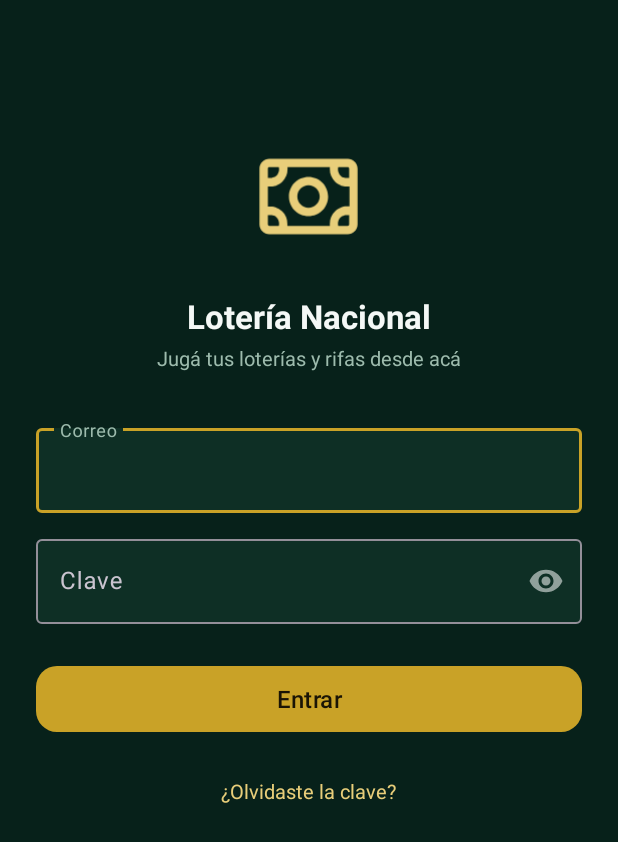
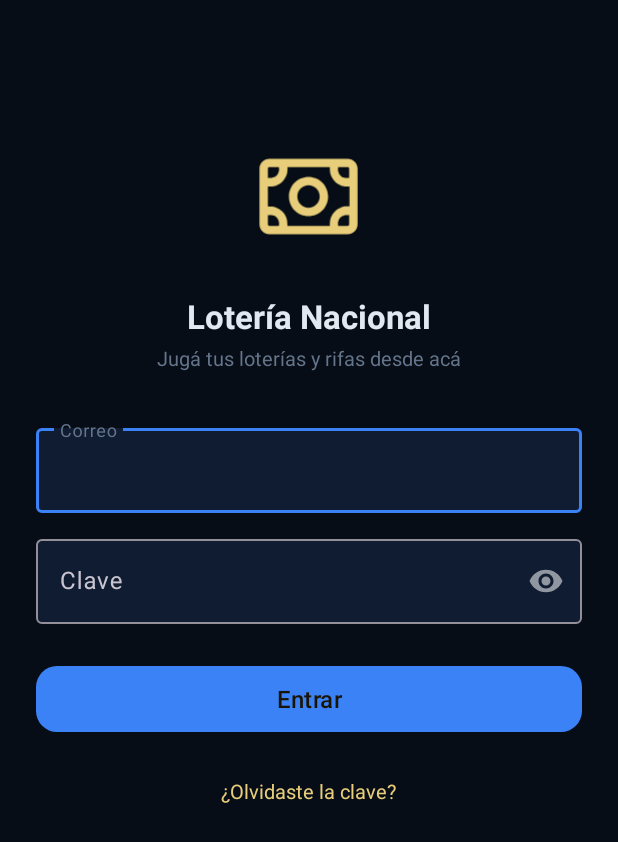
Before and after one commit to pcaravaca/loteria-nacional-android, an Android app: the screen it shows after launch (LoginActivity), on a phone screen of 412 x 824 dp. Shown: the top 842 px of the screen. Run offline under Robolectric (Android 15) with nearby library versions, the phone set to English and light mode, and no system bars.

Commit message:
paleta azul noche en la app (fondo, superficie y acento)
Cambia el chrome nativo de esmeralda/dorado a azul noche (#070d16 /
#0f1c31 / #3b82f6). No queda ningun color viejo hardcodeado: todos los
layouts y el tema referencian los recursos.

```diff
--- a/app/src/main/res/values/colors.xml
+++ b/app/src/main/res/values/colors.xml
@@ -1,13 +1,13 @@
 <resources>
-    <color name="lot_bg">#07211A</color>
-    <color name="lot_surface">#0E2F25</color>
-    <color name="lot_surface_alt">#143B2D</color>
-    <color name="lot_line">#1E4A39</color>
-    <color name="lot_text">#F4F8F6</color>
-    <color name="lot_text_muted">#9DBBAD</color>
-    <color name="lot_accent">#C9A227</color>
-    <color name="lot_accent_dark">#A8861B</color>
-    <color name="lot_success">#3FBF6B</color>
-    <color name="lot_danger">#E5604F</color>
-    <color name="lot_gold_light">#E8CE7A</color>
+    <color name="lot_bg">#070d16</color>
+    <color name="lot_surface">#0f1c31</color>
+    <color name="lot_surface_alt">#15253f</color>
+    <color name="lot_line">#25405f</color>
+    <color name="lot_text">#e2e8f0</color>
+    <color name="lot_text_muted">#64748b</color>
+    <color name="lot_accent">#3b82f6</color>
+    <color name="lot_accent_dark">#1e40af</color>
+    <color name="lot_success">#3fbf6b</color>
+    <color name="lot_danger">#e5604f</color>
+    <color name="lot_gold_light">#e8ce7a</color>
 </resources>
```
Also changed, not shown: app/src/main/res/values/themes.xml (line endings or trailing spaces).
